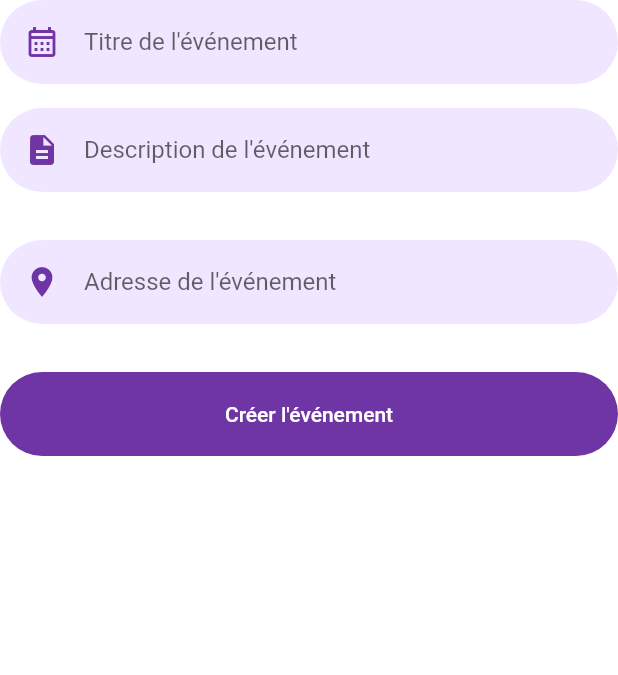
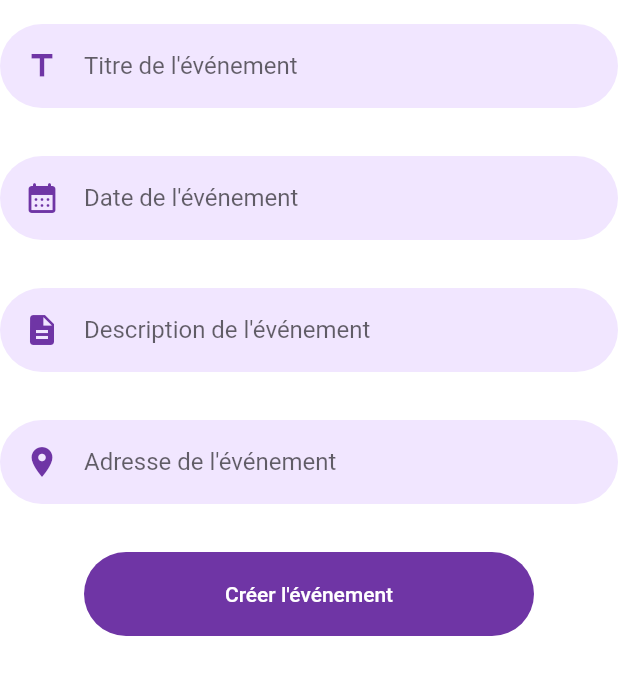
Before and after one commit to th0mas2118/Atelier_2, a Flutter app: the CreateEventForm widget shown alone on an empty page, opened directly, on a phone screen of 412 x 824 dp. Shown: the top 675 px of the screen. Run offline on Flutter 3.47's test engine with Material 2 defaults, Android fonts, the phone set to English and light mode, and no system bars; our stand-ins replace dio, flutter_svg, jwt_decoder.

Commit message:
create event

```diff
--- a/mobile/lib/Screens/Create_Event/components/create_event_form.dart
+++ b/mobile/lib/Screens/Create_Event/components/create_event_form.dart
@@ -5,6 +5,8 @@ import '../../../constants.dart';
 import '../../Signup/signup_screen.dart';
 import 'package:provider/provider.dart';
 import '../../../provider/user_model.dart';
+import 'package:dio/dio.dart';
+
 
 class CreateEventForm extends StatelessWidget {
   CreateEventForm({
@@ -15,14 +17,27 @@ class CreateEventForm extends StatelessWidget {
   TextEditingController passwordController = TextEditingController();
   TextEditingController titleController = TextEditingController();
   TextEditingController descriptionController = TextEditingController();
+  TextEditingController dateController = TextEditingController();
   TextEditingController addressController = TextEditingController();
 
+
+  final String _baseUrl = 'http://api.frontoffice.reunionou:49383';
+  Dio dio = Dio();
+
+  // createEvent()async  (
+
+  // )
 
   @override
   Widget build(BuildContext context) {
     return Form(
+
+
       child:Column(
+
+
         children: [
+          const SizedBox(height: defaultPadding),
           TextFormField(
             controller: titleController,
             textInputAction: TextInputAction.next,
@@ -31,9 +46,27 @@ class CreateEventForm extends StatelessWidget {
               hintText: "Titre de l'événement",
               prefixIcon: Padding(
                 padding: EdgeInsets.all(defaultPadding),
-                child: Icon(Icons.calendar_month_outlined),
+                child: Icon(Icons.title_outlined),
             ),
           ),
+          ),
+          const SizedBox(height: defaultPadding),
+
+          Padding(
+            padding: const EdgeInsets.symmetric(vertical: defaultPadding),
+            child: TextFormField(
+              controller: dateController,
+              textInputAction: TextInputAction.next,
+              cursorColor: kPrimaryColor,
+              decoration: const InputDecoration(
+                hintText: "Date de l'événement",
+                prefixIcon: Padding(
+                  padding: EdgeInsets.all(defaultPadding),
+                  child: Icon(Icons.calendar_month_rounded),
+                ),
+
+              ),
+            ),
           ),
           Padding(
             padding: const EdgeInsets.symmetric(vertical: defaultPadding),
@@ -47,8 +80,9 @@ class CreateEventForm extends StatelessWidget {
                   padding: EdgeInsets.all(defaultPadding),
                   child: Icon(Icons.description),
                 ),
+              )
               ),
-            ),
+
           ),
           Padding(
             padding: const EdgeInsets.symmetric(vertical: defaultPadding),
@@ -68,7 +102,8 @@ class CreateEventForm extends StatelessWidget {
           const SizedBox(height: defaultPadding),
           Hero(
             tag: "login_btn",
-            child: ElevatedButton(
+            child: SizedBox(width: 300,
+              child:ElevatedButton(
               onPressed: () {
                 Provider.of<UserModel>(context, listen: false).login(
                     emailController.text, passwordController.text, context);
@@ -81,8 +116,10 @@ class CreateEventForm extends StatelessWidget {
                 style: TextStyle(color: Colors.white),
               ),
             ),
+            )
           ),
           const SizedBox(height: defaultPadding),
+        ],
       ),
     );
   }
```
